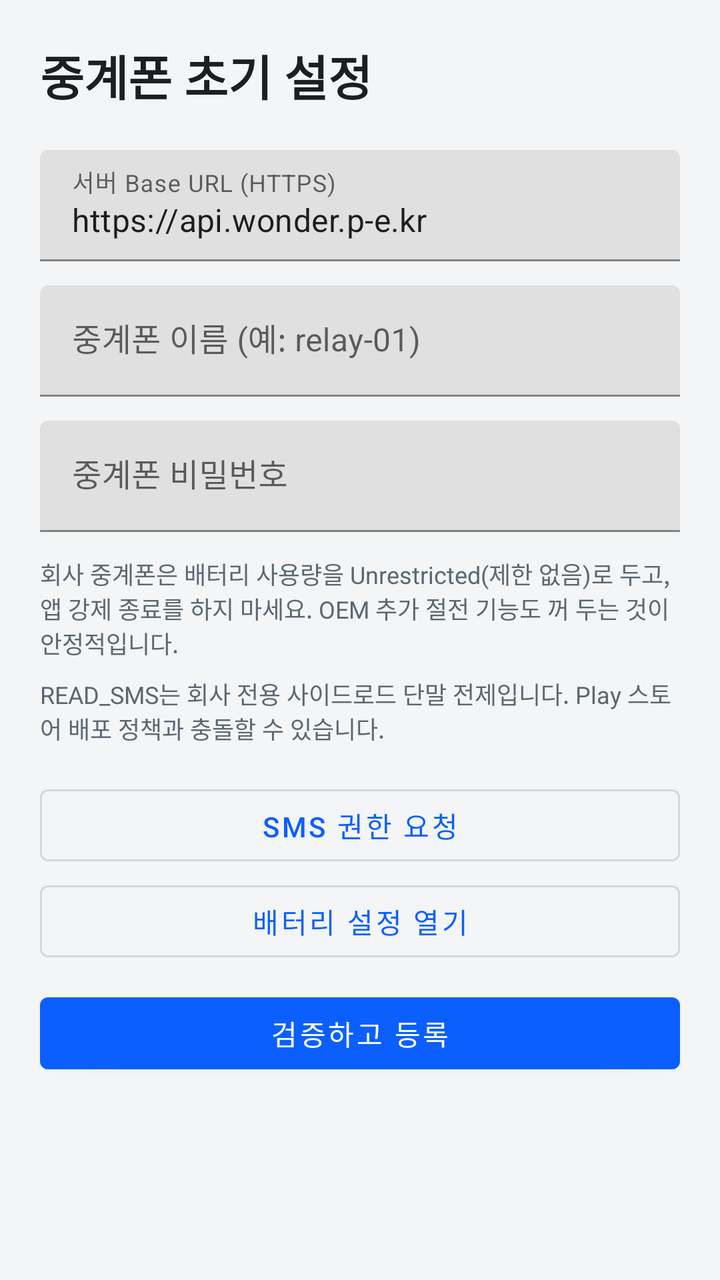
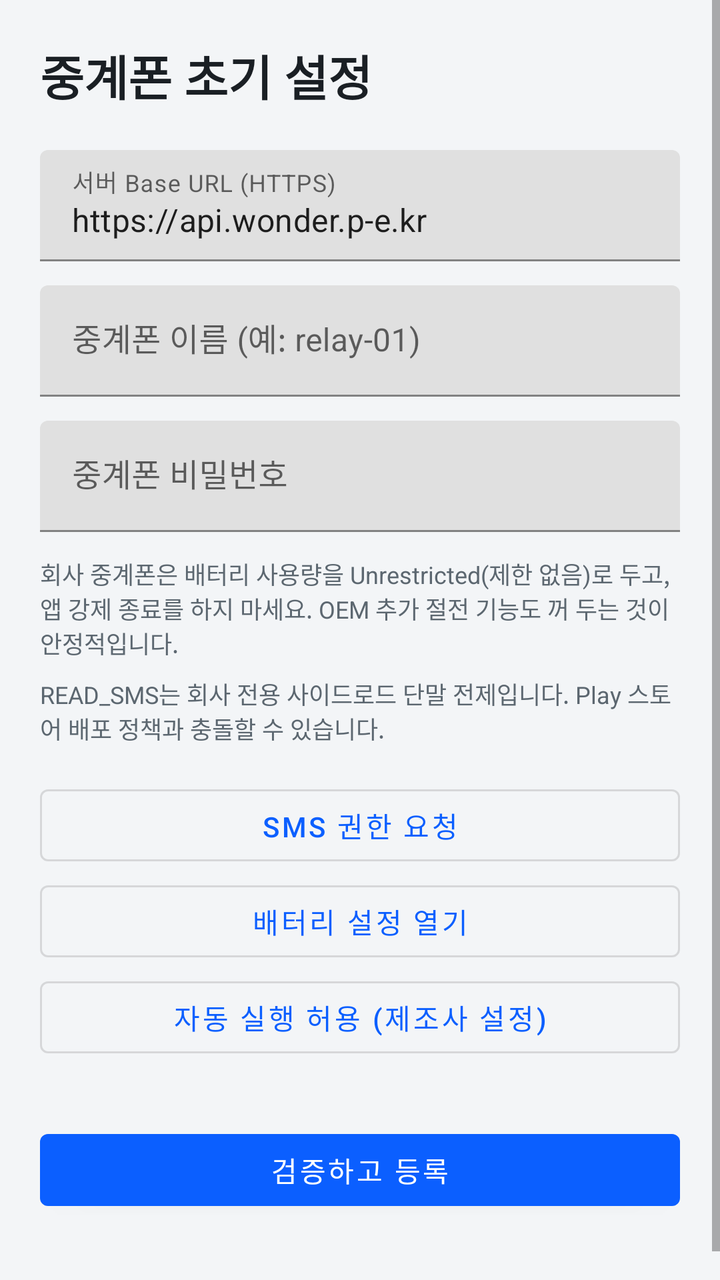

An Android layout rendered at two revisions. The XML below is the earlier revision; the diff shows what the commit changed to produce the second picture.
<!-- AndroidManifest.xml: application theme Theme.SmsRelay -->
<!-- res/layout/activity_setup.xml -->
<?xml version="1.0" encoding="utf-8"?>
<ScrollView xmlns:android="http://schemas.android.com/apk/res/android"
    android:layout_width="match_parent"
    android:layout_height="match_parent"
    android:fillViewport="true"
    android:background="@color/bg">

    <LinearLayout
        android:layout_width="match_parent"
        android:layout_height="wrap_content"
        android:orientation="vertical"
        android:padding="20dp">

        <TextView
            android:layout_width="wrap_content"
            android:layout_height="wrap_content"
            android:text="@string/setup_title"
            android:textColor="@color/text"
            android:textSize="24sp"
            android:textStyle="bold" />

        <com.google.android.material.textfield.TextInputLayout
            android:layout_width="match_parent"
            android:layout_height="wrap_content"
            android:layout_marginTop="20dp"
            android:hint="@string/setup_hint_base_url">
            <com.google.android.material.textfield.TextInputEditText
                android:id="@+id/inputBaseUrl"
                android:layout_width="match_parent"
                android:layout_height="wrap_content"
                android:inputType="textUri"
                android:text="https://api.wonder.p-e.kr" />
        </com.google.android.material.textfield.TextInputLayout>

        <com.google.android.material.textfield.TextInputLayout
            android:layout_width="match_parent"
            android:layout_height="wrap_content"
            android:layout_marginTop="12dp"
            android:hint="@string/setup_hint_device_id">
            <com.google.android.material.textfield.TextInputEditText
                android:id="@+id/inputDeviceId"
                android:layout_width="match_parent"
                android:layout_height="wrap_content"
                android:inputType="text" />
        </com.google.android.material.textfield.TextInputLayout>

        <com.google.android.material.textfield.TextInputLayout
            android:layout_width="match_parent"
            android:layout_height="wrap_content"
            android:layout_marginTop="12dp"
            android:hint="@string/setup_hint_token">
            <com.google.android.material.textfield.TextInputEditText
                android:id="@+id/inputToken"
                android:layout_width="match_parent"
                android:layout_height="wrap_content"
                android:inputType="textPassword" />
        </com.google.android.material.textfield.TextInputLayout>

        <TextView
            android:layout_width="match_parent"
            android:layout_height="wrap_content"
            android:layout_marginTop="12dp"
            android:text="@string/battery_guide"
            android:textColor="@color/muted"
            android:textSize="12sp" />

        <TextView
            android:layout_width="match_parent"
            android:layout_height="wrap_content"
            android:layout_marginTop="8dp"
            android:text="@string/inbox_policy_note"
            android:textColor="@color/muted"
            android:textSize="12sp" />

        <com.google.android.material.button.MaterialButton
            android:id="@+id/btnRequestSms"
            style="@style/Widget.MaterialComponents.Button.OutlinedButton"
            android:layout_width="match_parent"
            android:layout_height="wrap_content"
            android:layout_marginTop="16dp"
            android:text="SMS 권한 요청" />

        <com.google.android.material.button.MaterialButton
            android:id="@+id/btnBatterySetup"
            style="@style/Widget.MaterialComponents.Button.OutlinedButton"
            android:layout_width="match_parent"
            android:layout_height="wrap_content"
            android:text="@string/btn_battery" />

        <com.google.android.material.button.MaterialButton
            android:id="@+id/btnSave"
            android:layout_width="match_parent"
            android:layout_height="wrap_content"
            android:layout_marginTop="8dp"
            android:text="@string/setup_save" />

        <TextView
            android:id="@+id/setupMessage"
            android:layout_width="match_parent"
            android:layout_height="wrap_content"
            android:layout_marginTop="8dp"
            android:textColor="@color/bad"
            android:textSize="13sp" />
    </LinearLayout>
</ScrollView>
<!-- resources referenced by this layout -->
<resources>
  <color name="bad">#B42318</color>
  <color name="bg">#F3F5F7</color>
  <color name="muted">#5C6770</color>
  <color name="text">#1A1F24</color>
  <string name="battery_guide">회사 중계폰은 배터리 사용량을 Unrestricted(제한 없음)로 두고, 앱 강제 종료를 하지 마세요. OEM 추가 절전 기능도 꺼 두는 것이 안정적입니다.</string>
  <string name="btn_battery">배터리 설정 열기</string>
  <string name="inbox_policy_note">READ_SMS는 회사 전용 사이드로드 단말 전제입니다. Play 스토어 배포 정책과 충돌할 수 있습니다.</string>
  <string name="setup_hint_base_url">서버 Base URL (HTTPS)</string>
  <string name="setup_hint_device_id">중계폰 이름 (예: relay-01)</string>
  <string name="setup_hint_token">중계폰 비밀번호</string>
  <string name="setup_save">검증하고 등록</string>
  <string name="setup_title">중계폰 초기 설정</string>
  <style name="Theme.SmsRelay" parent="Theme.MaterialComponents.Light.NoActionBar">
          <item name="colorPrimary">@color/accent</item>
          <item name="android:statusBarColor">@color/surface</item>
          <item name="android:windowBackground">@color/bg</item>
          <item name="android:navigationBarColor">@color/surface</item>
      </style>
  <color name="accent">#0B5FFF</color>
  <color name="surface">#FFFFFF</color>
</resources>

<!-- the commit's change to res/layout/activity_setup.xml (unified diff, before → after) -->
@@ -88,6 +88,21 @@
             android:text="@string/btn_battery" />
 
         <com.google.android.material.button.MaterialButton
+            android:id="@+id/btnAutoStart"
+            style="@style/Widget.MaterialComponents.Button.OutlinedButton"
+            android:layout_width="match_parent"
+            android:layout_height="wrap_content"
+            android:text="@string/btn_autostart" />
+
+        <TextView
+            android:id="@+id/autoStartSteps"
+            android:layout_width="match_parent"
+            android:layout_height="wrap_content"
+            android:layout_marginTop="4dp"
+            android:textColor="@color/muted"
+            android:textSize="12sp" />
+
+        <com.google.android.material.button.MaterialButton
             android:id="@+id/btnSave"
             android:layout_width="match_parent"
             android:layout_height="wrap_content"
<!-- resource entries referenced after the edit -->
@@ -5,6 +5,7 @@
   <color name="muted">#5C6770</color>
   <color name="text">#1A1F24</color>
   <string name="battery_guide">회사 중계폰은 배터리 사용량을 Unrestricted(제한 없음)로 두고, 앱 강제 종료를 하지 마세요. OEM 추가 절전 기능도 꺼 두는 것이 안정적입니다.</string>
+  <string name="btn_autostart">자동 실행 허용 (제조사 설정)</string>
   <string name="btn_battery">배터리 설정 열기</string>
   <string name="inbox_policy_note">READ_SMS는 회사 전용 사이드로드 단말 전제입니다. Play 스토어 배포 정책과 충돌할 수 있습니다.</string>
   <string name="setup_hint_base_url">서버 Base URL (HTTPS)</string>
